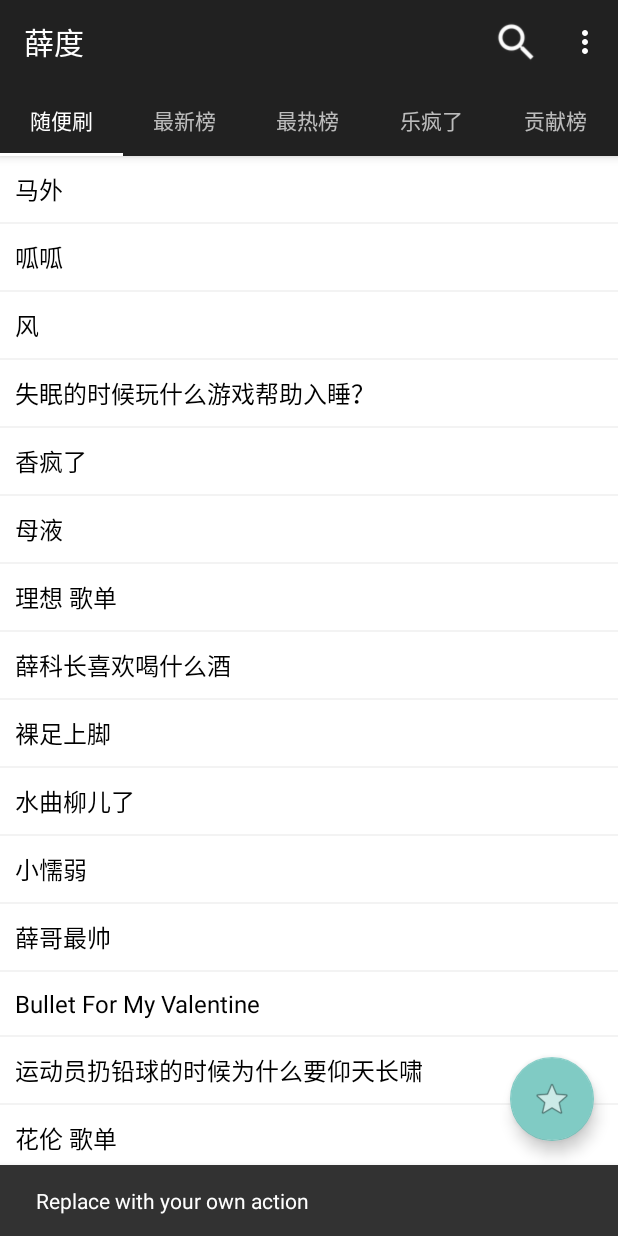
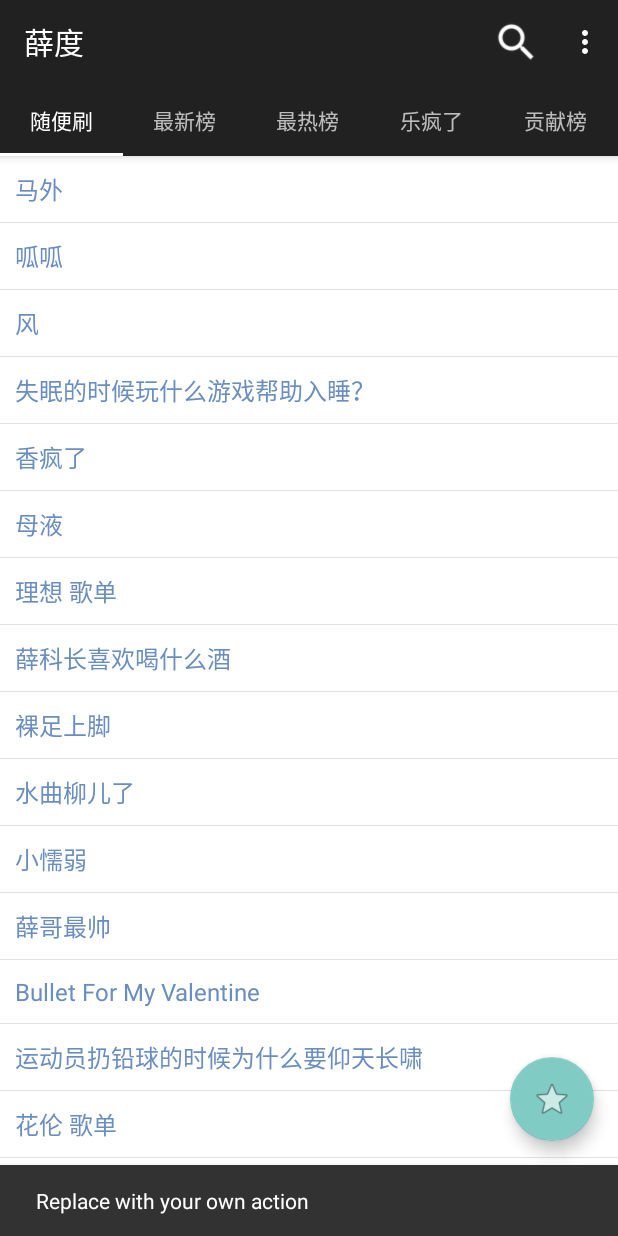
Before and after one commit to xiaofo1022/xueduroid, an Android app: the screen it shows after launch (MainActivity), after a tap on an icon or button, on a phone screen of 412 x 824 dp. Run offline under Robolectric (Android 15) with nearby library versions, the phone set to English and light mode, and no system bars; 1 other tap on this screen came first.

Commit message:
Today's MaBin read newspaper is stop here, just stop here...

```diff
--- /dev/null
+++ b/app/src/main/res/drawable/selector_list_item_bg.xml
@@ -0,0 +1,7 @@
+<?xml version="1.0" encoding="utf-8"?>
+<selector xmlns:android="http://schemas.android.com/apk/res/android">
+
+    <item android:state_pressed="false" android:drawable="@drawable/shape_list_item_bg" />
+    <item android:state_pressed="true" android:drawable="@drawable/shape_list_item_bg_pressed" />
+
+</selector>
--- /dev/null
+++ b/app/src/main/res/drawable/selector_list_item_textcolor.xml
@@ -0,0 +1,5 @@
+<?xml version="1.0" encoding="utf-8"?>
+<selector xmlns:android="http://schemas.android.com/apk/res/android">
+    <item android:state_pressed="false" android:color="#698EBF" />
+    <item android:state_pressed="true" android:color="#fff" />
+</selector>
--- /dev/null
+++ b/app/src/main/res/drawable/shape_list_item_bg.xml
@@ -0,0 +1,7 @@
+<?xml version="1.0" encoding="utf-8"?>
+<shape xmlns:android="http://schemas.android.com/apk/res/android"
+    android:shape="rectangle">
+
+    <solid android:color="#ffffff"/>
+
+</shape>
--- /dev/null
+++ b/app/src/main/res/drawable/shape_list_item_bg_pressed.xml
@@ -0,0 +1,7 @@
+<?xml version="1.0" encoding="utf-8"?>
+<shape xmlns:android="http://schemas.android.com/apk/res/android"
+    android:shape="rectangle" >
+
+    <solid android:color="#75CFFF"/>
+
+</shape>
--- a/app/src/main/res/layout/fragment_list_main.xml
+++ b/app/src/main/res/layout/fragment_list_main.xml
@@ -4,6 +4,7 @@
     android:id="@+id/listrefreshlayout"
     android:layout_width="match_parent"
     android:layout_height="match_parent"
+    android:paddingBottom="14dp"
     app:layout_behavior="@string/appbar_scrolling_view_behavior" >
 
     <ListView
@@ -11,7 +12,7 @@
         android:background="#ffffff"
         android:layout_width="match_parent"
         android:layout_height="match_parent"
-        android:divider="#f3f3f3"
-        android:dividerHeight="1dp" />
+        android:divider="#E1E1E1"
+        android:dividerHeight="0.5dp" />
 
 </android.support.v4.widget.SwipeRefreshLayout>
--- a/app/src/main/res/layout/list_view_item.xml
+++ b/app/src/main/res/layout/list_view_item.xml
@@ -2,14 +2,15 @@
 <LinearLayout xmlns:android="http://schemas.android.com/apk/res/android"
     android:orientation="vertical"
     android:layout_width="match_parent"
-    android:layout_height="match_parent">
+    android:layout_height="match_parent"
+    android:background="@drawable/selector_list_item_bg">
 
     <TextView
         android:id="@+id/tv_list_item"
         android:layout_width="wrap_content"
         android:layout_height="wrap_content"
         android:textSize="16sp"
-        android:textColor="#000000"
+        android:textColor="@drawable/selector_list_item_textcolor"
         android:padding="10dp"/>
 
 </LinearLayout>
```
